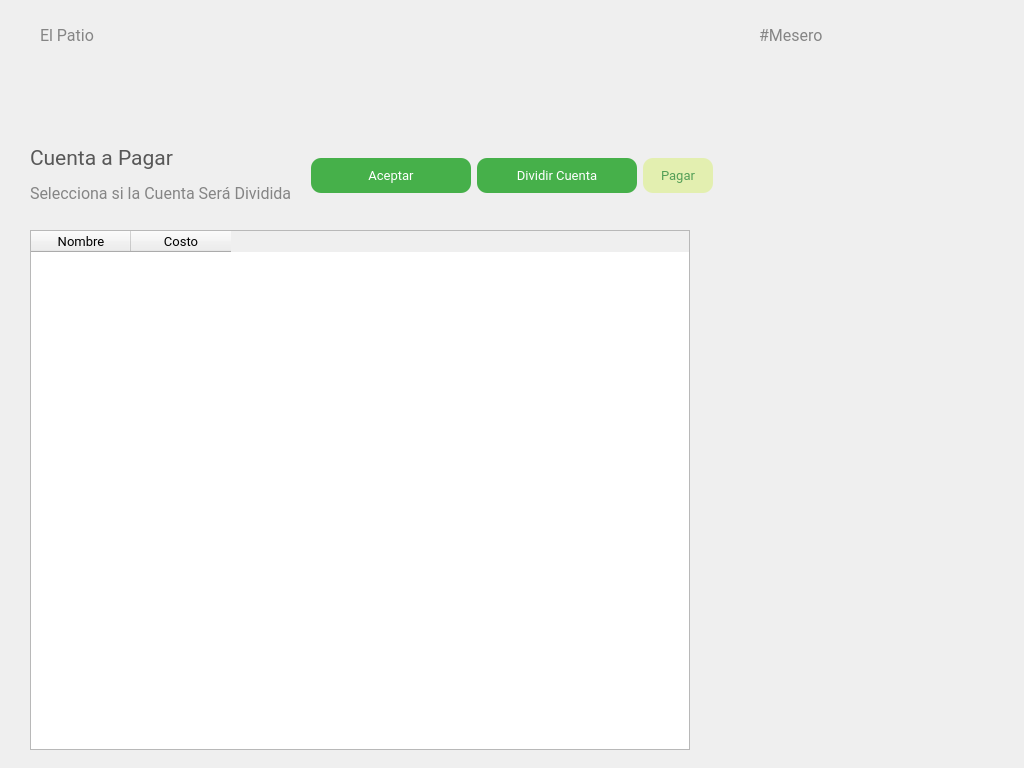
First picture: the form in El-Patio/dividircuenta.ui, repository MrDanielG/IHC-ElPatio, before the edit.
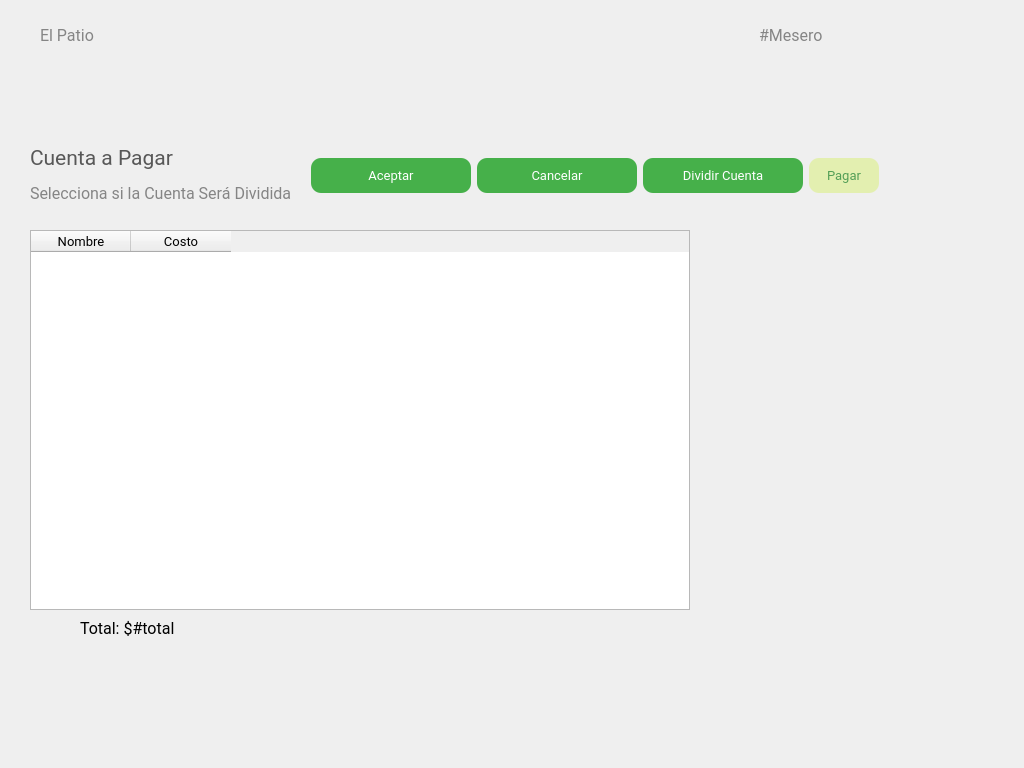
Second picture: the form after the edit.

Commit message: Agragar funciones dividir cuenta

Patch:
```diff
--- a/El-Patio/dividircuenta.ui
+++ b/El-Patio/dividircuenta.ui
@@ -123,7 +123,7 @@
     <rect>
      <x>30</x>
      <y>140</y>
-     <width>683</width>
+     <width>849</width>
      <height>71</height>
     </rect>
    </property>
@@ -227,6 +227,49 @@
         </property>
        </widget>
       </item>
+      <item>
+       <widget class="QPushButton" name="btnCancelar">
+        <property name="minimumSize">
+         <size>
+          <width>160</width>
+          <height>35</height>
+         </size>
+        </property>
+        <property name="maximumSize">
+         <size>
+          <width>100</width>
+          <height>16777215</height>
+         </size>
+        </property>
+        <property name="font">
+         <font>
+          <family>Roboto</family>
+          <pointsize>10</pointsize>
+         </font>
+        </property>
+        <property name="cursor">
+         <cursorShape>PointingHandCursor</cursorShape>
+        </property>
+        <property name="styleSheet">
+         <string notr="true">*{
+	color: white;
+	border-radius: 10px;
+	background-color: #46B04A;
+	border: none;
+	padding: 5px;
+}
+
+:hover{
+	background-color: white;
+	border: 1px solid #46B04A;
+	color: #46B04A;
+}</string>
+        </property>
+        <property name="text">
+         <string>Cancelar</string>
+        </property>
+       </widget>
+      </item>
       <item>
        <widget class="QPushButton" name="btnDividir">
         <property name="minimumSize">
@@ -323,7 +366,7 @@
      <x>30</x>
      <y>230</y>
      <width>660</width>
-     <height>520</height>
+     <height>380</height>
     </rect>
    </property>
    <property name="font">
@@ -360,6 +403,25 @@
     </property>
    </column>
   </widget>
+  <widget class="QLabel" name="total">
+   <property name="geometry">
+    <rect>
+     <x>80</x>
+     <y>620</y>
+     <width>101</width>
+     <height>16</height>
+    </rect>
+   </property>
+   <property name="font">
+    <font>
+     <family>Roboto</family>
+     <pointsize>12</pointsize>
+    </font>
+   </property>
+   <property name="text">
+    <string>Total: $#total</string>
+   </property>
+  </widget>
  </widget>
  <resources/>
  <connections/>
```
Left out of the diff: 2 changed lines with no effect on the pictures. The commit also changes 2 other files.
